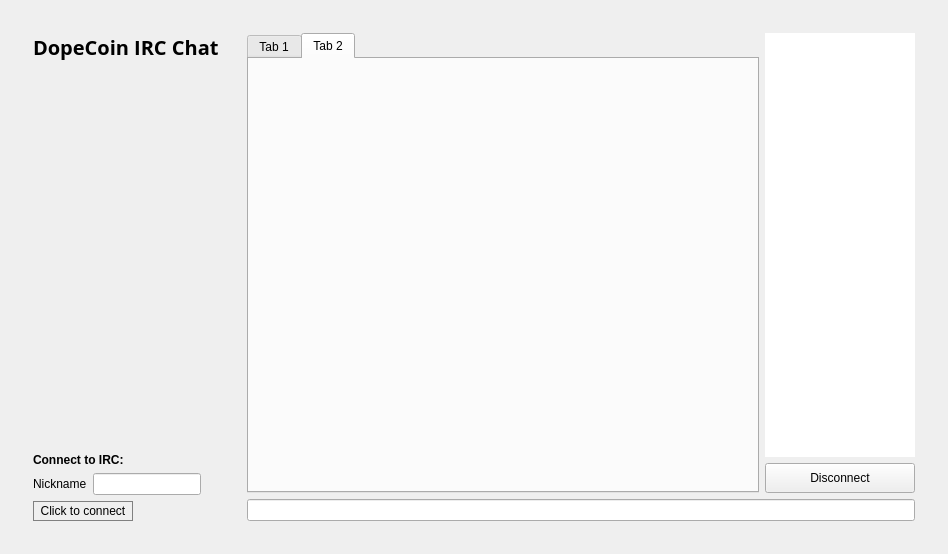
Quadmium/DopeCoinV3, file src/qt/forms/chatwindow.ui: the form before one commit.
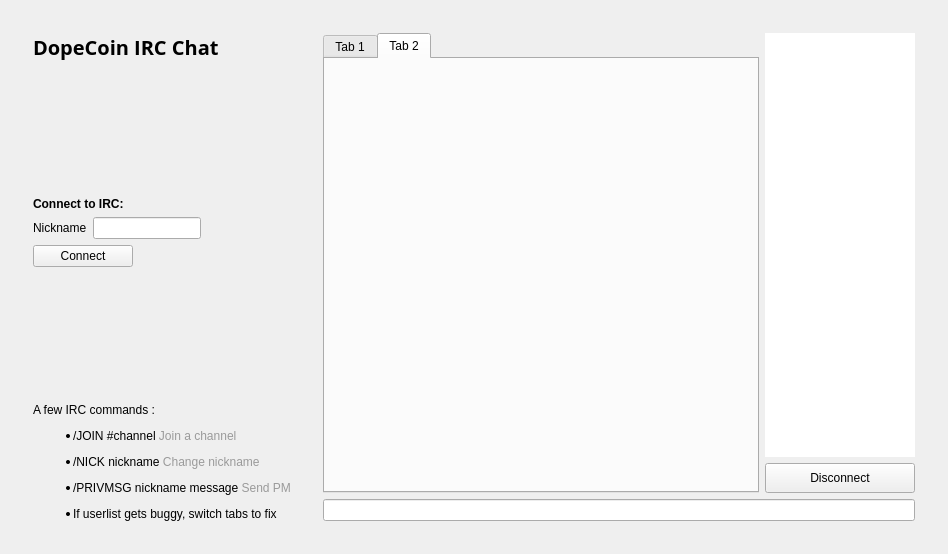
The form after the commit.

Patch:
```diff
--- a/src/qt/forms/chatwindow.ui
+++ b/src/qt/forms/chatwindow.ui
@@ -85,11 +85,8 @@
              <height>20</height>
             </size>
            </property>
-           <property name="styleSheet">
-            <string notr="true">border-radius:40px;border:1px solid grey</string>
-           </property>
            <property name="text">
-            <string>Click to connect</string>
+            <string>Connect</string>
            </property>
           </widget>
          </item>
@@ -106,6 +103,26 @@
            </property>
           </spacer>
          </item>
+         <item row="6" column="0">
+          <spacer name="verticalSpacer_2">
+           <property name="orientation">
+            <enum>Qt::Vertical</enum>
+           </property>
+           <property name="sizeHint" stdset="0">
+            <size>
+             <width>20</width>
+             <height>10</height>
+            </size>
+           </property>
+          </spacer>
+         </item>
+         <item row="7" column="0" colspan="2">
+          <widget class="QLabel" name="label">
+           <property name="text">
+            <string>&lt;html&gt;&lt;head/&gt;&lt;body&gt;&lt;p&gt;A few IRC commands :&lt;/p&gt;&lt;ul style=&quot;margin-top: 0px; margin-bottom: 0px; margin-left: 0px; margin-right: 0px; -qt-list-indent: 1;&quot;&gt;&lt;li style=&quot; margin-top:12px; margin-bottom:12px; margin-left:0px; margin-right:0px; -qt-block-indent:0; text-indent:0px;&quot;&gt;/JOIN #channel &lt;span style=&quot; color:#9a9a9a;&quot;&gt;Join a channel&lt;/span&gt;&lt;/li&gt;&lt;li style=&quot; margin-top:12px; margin-bottom:12px; margin-left:0px; margin-right:0px; -qt-block-indent:0; text-indent:0px;&quot;&gt;/NICK nickname &lt;span style=&quot; color:#9a9a9a;&quot;&gt;Change nickname&lt;/span&gt;&lt;/li&gt;&lt;li style=&quot; margin-top:12px; margin-bottom:12px; margin-left:0px; margin-right:0px; -qt-block-indent:0; text-indent:0px;&quot;&gt;/PRIVMSG nickname message &lt;span style=&quot; color:#9a9a9a;&quot;&gt;Send PM &lt;/span&gt;&lt;/li&gt;&lt;li style=&quot; margin-top:0px; margin-bottom:0px; margin-left:0px; margin-right:0px; -qt-block-indent:0; text-indent:0px;&quot;&gt;If userlist gets buggy, switch tabs to fix&lt;/li&gt;&lt;/ul&gt;&lt;/body&gt;&lt;/html&gt;</string>
+           </property>
+          </widget>
+         </item>
         </layout>
         <zorder>layoutWidget</zorder>
         <zorder>editPseudo</zorder>
```
Left out of the diff: 9 changed lines with no effect on the pictures.
